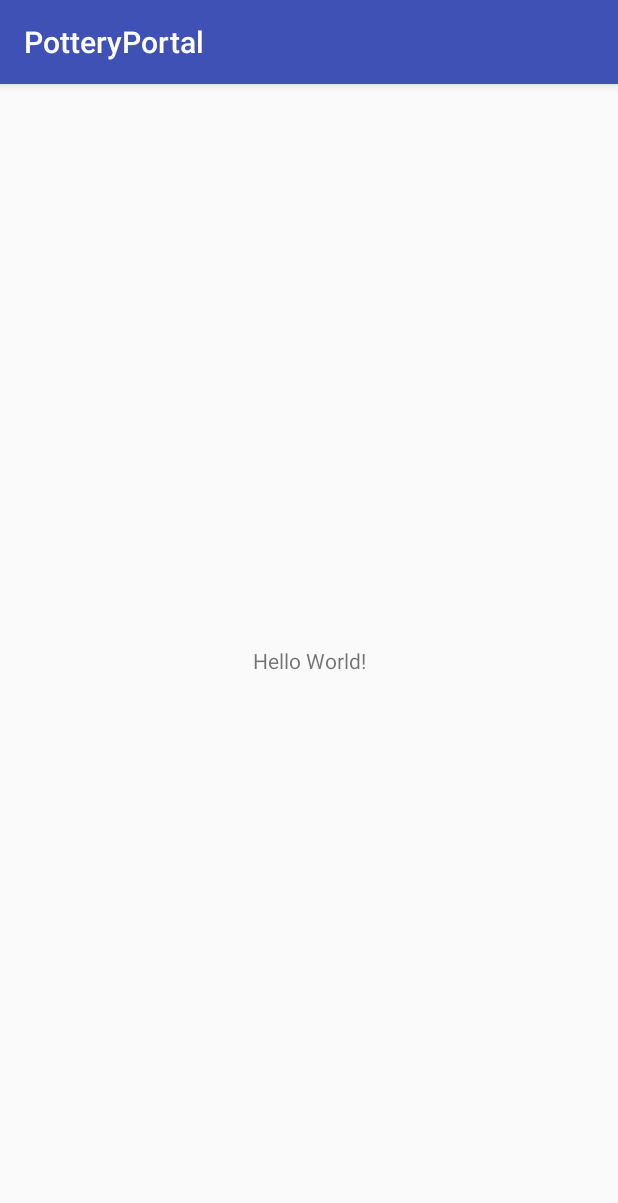
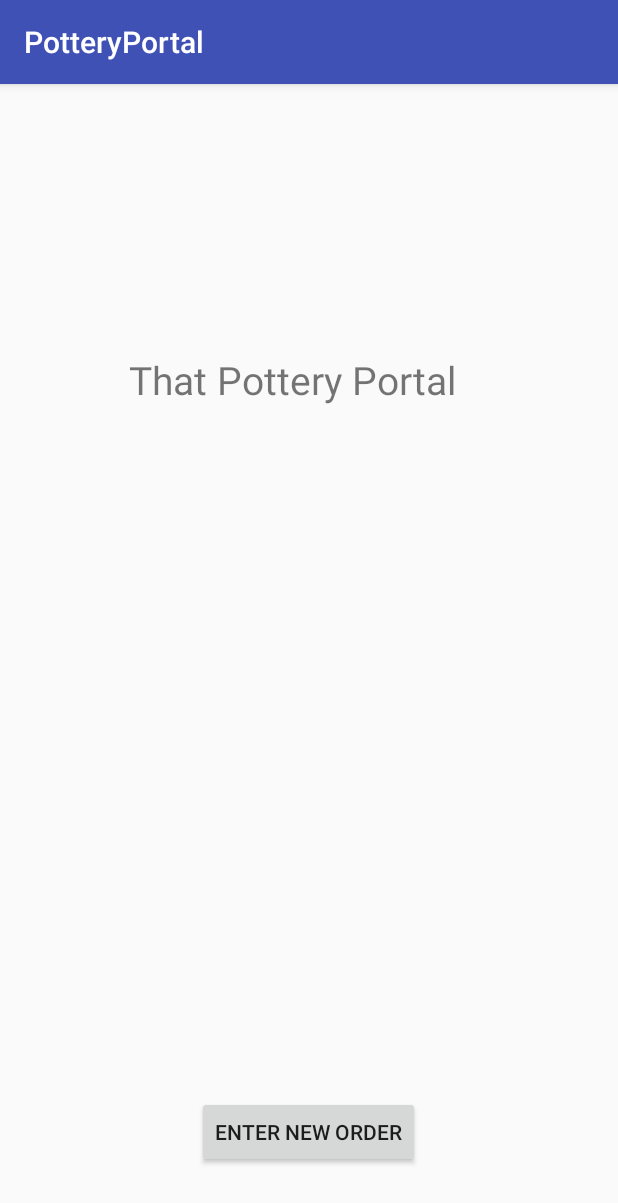
Before and after one commit to nrichman/ThatPotteryPortal, an Android app: the screen it shows after launch (MainActivity), on a phone screen of 412 x 824 dp. Shown: the top 1203 px of the screen. Run offline under Robolectric (Android 15) with nearby library versions, the light colour scheme and no system bars.

Commit message:
Added Inital views and the add an order basic form

```diff
--- a/MobileApp/PotteryPortal/app/src/main/AndroidManifest.xml
+++ b/MobileApp/PotteryPortal/app/src/main/AndroidManifest.xml
@@ -16,6 +16,7 @@
                 <category android:name="android.intent.category.LAUNCHER" />
             </intent-filter>
         </activity>
+        <activity android:name=".PlaceOrder"></activity>
     </application>
 
 </manifest>
--- a/MobileApp/PotteryPortal/app/src/main/java/com/pottery/christy/potteryportal/MainActivity.java
+++ b/MobileApp/PotteryPortal/app/src/main/java/com/pottery/christy/potteryportal/MainActivity.java
@@ -1,7 +1,9 @@
 package com.pottery.christy.potteryportal;
 
+import android.content.Intent;
 import android.support.v7.app.AppCompatActivity;
 import android.os.Bundle;
+import android.view.View;
 
 public class MainActivity extends AppCompatActivity {
 
@@ -9,5 +11,12 @@ public class MainActivity extends AppCompatActivity {
     protected void onCreate(Bundle savedInstanceState) {
         super.onCreate(savedInstanceState);
         setContentView(R.layout.activity_main);
+
+    }
+
+    public void launchActivity(View v) {
+
+        Intent intent = new Intent(this, PlaceOrder.class);
+        startActivity(intent);
     }
 }
--- a/MobileApp/PotteryPortal/app/src/main/res/layout/activity_main.xml
+++ b/MobileApp/PotteryPortal/app/src/main/res/layout/activity_main.xml
@@ -1,18 +1,30 @@
 <?xml version="1.0" encoding="utf-8"?>
-<android.support.constraint.ConstraintLayout xmlns:android="http://schemas.android.com/apk/res/android"
+<RelativeLayout xmlns:android="http://schemas.android.com/apk/res/android"
     xmlns:app="http://schemas.android.com/apk/res-auto"
     xmlns:tools="http://schemas.android.com/tools"
     android:layout_width="match_parent"
     android:layout_height="match_parent"
     tools:context="com.pottery.christy.potteryportal.MainActivity">
 
-    <TextView
+    <Button
+        android:id="@+id/button2"
         android:layout_width="wrap_content"
         android:layout_height="wrap_content"
-        android:text="Hello World!"
-        app:layout_constraintBottom_toBottomOf="parent"
-        app:layout_constraintLeft_toLeftOf="parent"
-        app:layout_constraintRight_toRightOf="parent"
-        app:layout_constraintTop_toTopOf="parent" />
+        android:layout_alignParentBottom="true"
+        android:layout_centerHorizontal="true"
+        android:layout_centerVertical="true"
+        android:onClick="launchActivity"
+        android:text="Enter New Order"
+        android:layout_marginBottom="45dp"/>
 
-</android.support.constraint.ConstraintLayout>
+    <TextView
+        android:id="@+id/editText3"
+        android:layout_width="240dp"
+        android:layout_centerHorizontal="true"
+        android:layout_height="wrap_content"
+        android:layout_marginTop="179dp"
+        android:ems="10"
+        android:text="That Pottery Portal"
+        android:textSize="26dp" />
+
+</RelativeLayout>
```
Also changed, not shown: MobileApp/PotteryPortal/app/src/main/java/com/pottery/christy/potteryportal/PlaceOrder.java (added, +97 -0 lines), MobileApp/PotteryPortal/app/src/main/res/layout/activity_place_order.xml (added, +112 -0 lines).
